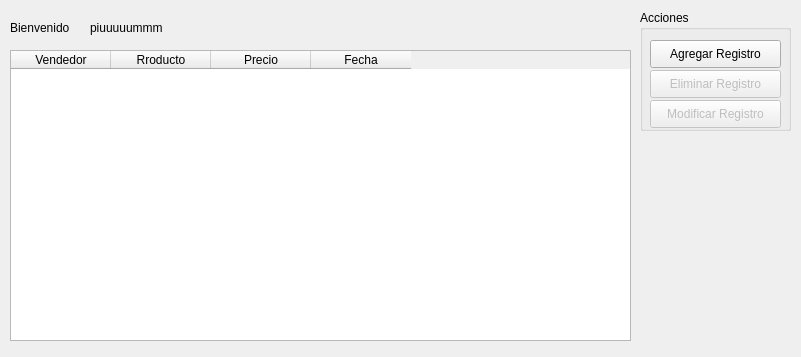
Before: the Qt Designer form GUI/ListadoVentas.ui in MartinRomero1/pp3, drawn with Qt 5.
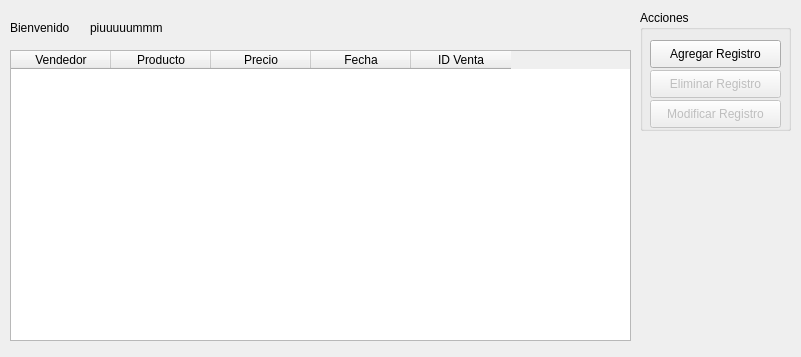
After: the same form once the commit is applied.

Commit message: comenzar comenzar con alta venta

The edit to the form file:
```diff
--- a/GUI/ListadoVentas.ui
+++ b/GUI/ListadoVentas.ui
@@ -127,6 +127,9 @@
    <property name="selectionBehavior">
     <enum>QAbstractItemView::SelectRows</enum>
    </property>
+   <property name="sortingEnabled">
+    <bool>true</bool>
+   </property>
    <column>
     <property name="text">
      <string>Vendedor</string>
@@ -134,7 +137,7 @@
    </column>
    <column>
     <property name="text">
-     <string>Rroducto</string>
+     <string>Producto</string>
     </property>
    </column>
    <column>
@@ -147,6 +150,11 @@
      <string>Fecha</string>
     </property>
    </column>
+   <column>
+    <property name="text">
+     <string>ID Venta</string>
+    </property>
+   </column>
   </widget>
   <zorder>groupBox_2</zorder>
   <zorder>btnalta</zorder>
```
Left out of the diff: 14 changed lines with no effect on the pictures. The commit also changes 49 other files.
